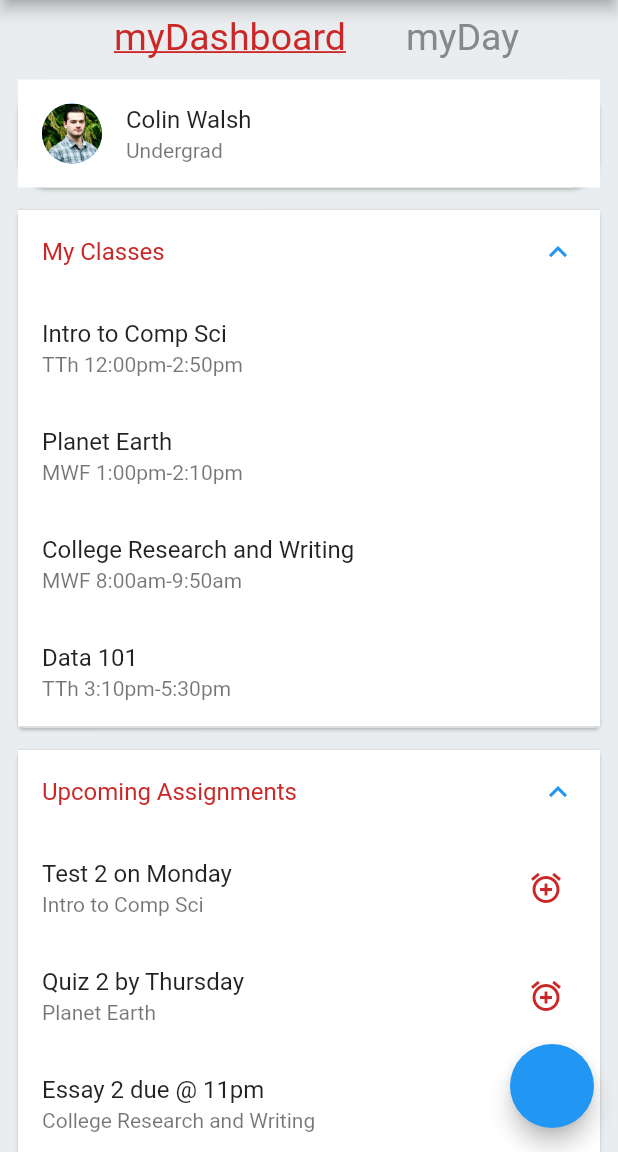
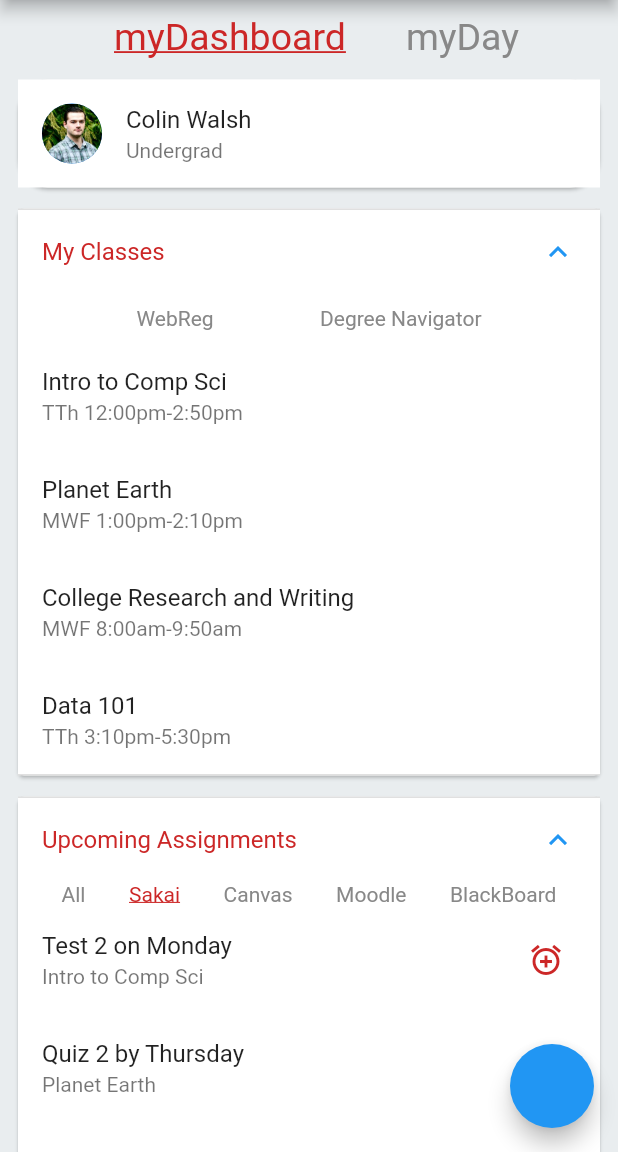
Before and after one commit to colinfwalsh/rutgers_flutter, a Flutter app: the screen it shows after launch, on a phone screen of 412 x 824 dp, the part 84-1236 px from its top. Run offline on Flutter 3.47's test engine with Material 2 defaults, Android fonts, the phone set to English and light mode, and no system bars; missing offline and left inert: flutter_webview_plugin.

Commit message:
Add custom formatting to some lists

```diff
--- a/lib/main.dart
+++ b/lib/main.dart
@@ -15,15 +15,6 @@ void main() {
   );
 }
 
-/*
-List<ListItem>.generate(
-      1000,
-          (i) => i % 6 == 0
-          ? HeadingItem("Heading $i")
-          : MessageItem("Sender $i", "Message body $i", "assets/me.jpeg")
- */
-
-
 class MyApp extends StatelessWidget {
   final List<ListItem> items;
 
@@ -40,10 +31,10 @@ class MyApp extends StatelessWidget {
       title: title,
       routes: {
         '/webView': (_) =>
-        new WebviewScaffold(
-          url: "https:\\fluttercentral.com",
+        WebviewScaffold(
+          url: "https:\\rutgers.edu",
           appBar: new AppBar(
-            title: const Text('Widget Webview'),
+            title: const Text('WebView'),
           ),
           withZoom: false,
           withLocalStorage: true,
@@ -117,12 +108,27 @@ class MyApp extends StatelessWidget {
                           initiallyExpanded: true,
                           children: <Widget>[
                             ListView.builder(
-                                itemCount: 4,
+                                itemCount: 5,
                                 shrinkWrap: true,
                                 physics: const NeverScrollableScrollPhysics(),
                                 itemBuilder: (context, idx) {
                                   switch (idx) {
                                     case 0:
+                                      return Row(
+                                        mainAxisAlignment: MainAxisAlignment.spaceEvenly,
+                                        children: <Widget>[
+                                          Text("All", style: TextStyle(color: const Color(0xff888888))),
+                                        Text("Sakai",
+                                        style: TextStyle(
+                                          decoration: TextDecoration.underline,
+                                          color: const Color(0xffCC2727)
+                                        )),
+                                        Text("Canvas", style: TextStyle(color: const Color(0xff888888))),
+                                        Text("Moodle", style: TextStyle(color: const Color(0xff888888))),
+                                        Text("BlackBoard", style: TextStyle(color: const Color(0xff888888)))
+                                      ],
+                                      );
+                                    case 1:
                                       return ListTile(title: Text("Test 2 on Monday"),
                                         subtitle: Text("Intro to Comp Sci"),
                                         trailing: IconButton(
@@ -130,7 +136,7 @@ class MyApp extends StatelessWidget {
                                             alignment: Alignment.centerRight,
                                             onPressed: () async {await _classNotify(context, "Test 2");}),
                                       );
-                                    case 1:
+                                    case 2:
                                       return ListTile(title: Text("Quiz 2 by Thursday"),
                                         subtitle: Text("Planet Earth"),
                                         trailing: IconButton(
@@ -138,7 +144,7 @@ class MyApp extends StatelessWidget {
                                             alignment: Alignment.centerRight,
                                             onPressed: () async {await _classNotify(context, "Quiz 2");}),
                                       );
-                                    case 2:
+                                    case 3:
                                       return ListTile(title: Text("Essay 2 due @ 11pm"),
                                         subtitle: Text("College Research and Writing"),
                                         trailing: IconButton(
@@ -169,20 +175,30 @@ class MyApp extends StatelessWidget {
                           initiallyExpanded: true,
                           children: <Widget>[
                             ListView.builder(
-                                itemCount: 4,
+                                itemCount: 5,
                                 shrinkWrap: true,
                                 physics: const NeverScrollableScrollPhysics(),
                                 itemBuilder: (context, idx) {
                                   switch (idx) {
                                     case 0:
+                                      return Container(
+                                          padding: EdgeInsets.all(8.0),
+                                          child: Row(
+                                          mainAxisAlignment: MainAxisAlignment.spaceEvenly,
+                                          children: <Widget>[
+                                        Text("WebReg", style: TextStyle(color: const Color(0xff888888))),
+                                        Text("Degree Navigator", style: TextStyle(color: const Color(0xff888888)))
+                                      ])
+                                      );
+                                    case 1:
                                       return ListTile(title: Text("Intro to Comp Sci"),
                                         subtitle: Text("TTh 12:00pm-2:50pm"),
                                       );
-                                    case 1:
+                                    case 2:
                                       return ListTile(title: Text("Planet Earth"),
                                         subtitle: Text("MWF 1:00pm-2:10pm"),
                                       );
-                                    case 2:
+                                    case 3:
                                       return ListTile(title: Text("College Research and Writing"),
                                         subtitle: Text("MWF 8:00am-9:50am"),
                                       );
```
